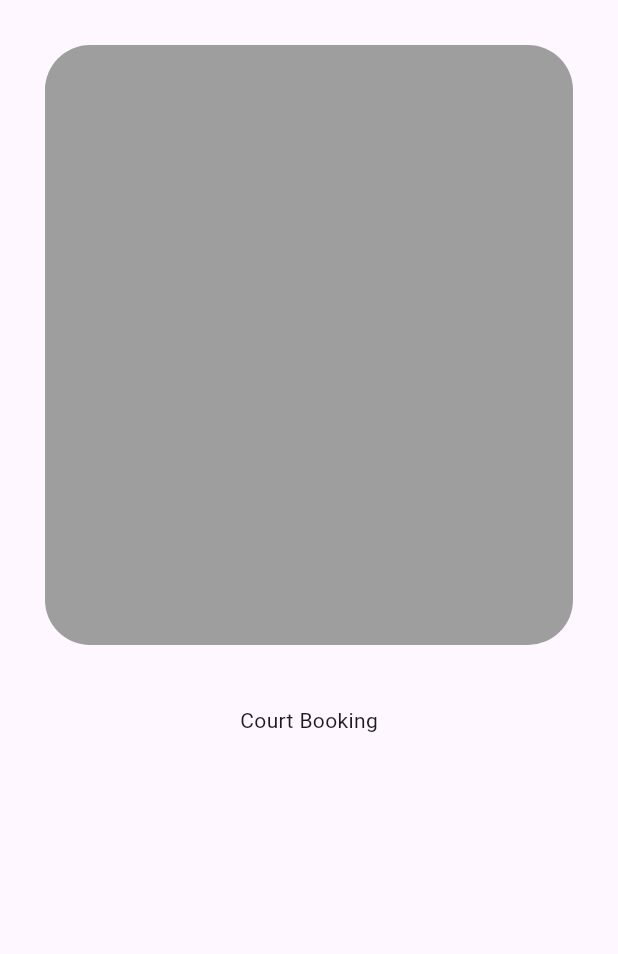
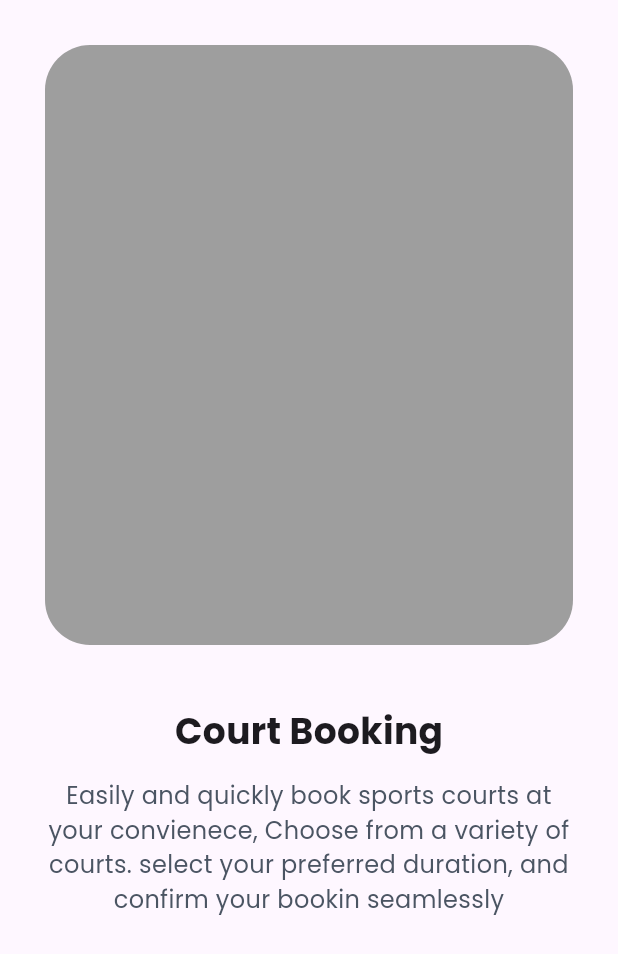
Before and after one commit to Syailendra08/field_rents_flutter, a Flutter app: the screen it shows after launch, on a phone screen of 412 x 824 dp. Shown: the top 954 px of the screen. Run offline on Flutter 3.47's test engine with Material 3 defaults, Android fonts, the phone set to English and light mode, and no system bars; our stand-ins replace from_css_color, google_fonts.

Commit message:
Add boarding page

```diff
--- a/lib/boarding_page.dart
+++ b/lib/boarding_page.dart
@@ -1,4 +1,7 @@
 import 'package:flutter/material.dart';
+import 'package:from_css_color/from_css_color.dart';
+import 'package:google_fonts/google_fonts.dart';
+
 
 class BoardingPage extends StatelessWidget {
   const BoardingPage({super.key});
@@ -19,9 +22,17 @@ class BoardingPage extends StatelessWidget {
               ),
             ),
             SizedBox(height: 40,),
-            Text("Court Booking", style: TextStyle(
+            Text("Court Booking", style: GoogleFonts.poppins( fontSize: 24, fontWeight: FontWeight.bold
 
-            ),),
+            ),
+            ),
+            SizedBox(height: 15,),
+            Text("Easily and quickly book sports courts at your convienece, Choose from a variety of courts. select your preferred duration, and confirm your bookin seamlessly",
+            textAlign: TextAlign.center,
+            style: GoogleFonts.poppins(fontSize: 16,
+            color: fromCssColor('#4B5563')
+            ),
+            ),
           ],
         ),
       ),
--- a/pubspec.yaml
+++ b/pubspec.yaml
@@ -34,6 +34,8 @@ dependencies:
   # The following adds the Cupertino Icons font to your application.
   # Use with the CupertinoIcons class for iOS style icons.
   cupertino_icons: ^1.0.8
+  google_fonts: ^8.0.2
+  from_css_color: ^2.0.0
 
 dev_dependencies:
   flutter_test:
```
Also changed, not shown: pubspec.lock, 2 other files.
